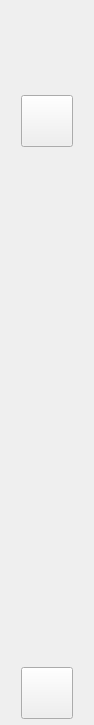
Old version of the form src/UI/window/main/src/OMainMenu.ui in the repository okstar-org/ok-msg-desktop.
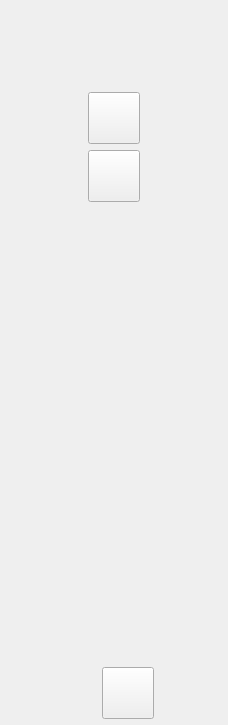
New version of the form. Icons and pictures are not drawn. Custom widgets are drawn as their Qt base class.

```diff
--- a/src/UI/window/main/src/OMainMenu.ui
+++ b/src/UI/window/main/src/OMainMenu.ui
@@ -6,22 +6,10 @@
    <rect>
     <x>0</x>
     <y>0</y>
-    <width>94</width>
+    <width>228</width>
     <height>725</height>
    </rect>
   </property>
-  <property name="minimumSize">
-   <size>
-    <width>70</width>
-    <height>0</height>
-   </size>
-  </property>
-  <property name="maximumSize">
-   <size>
-    <width>94</width>
-    <height>16777215</height>
-   </size>
-  </property>
   <property name="windowTitle">
    <string>Frame</string>
   </property>
@@ -31,10 +19,7 @@
   <property name="styleSheet">
    <string notr="true"/>
   </property>
-  <layout class="QVBoxLayout" name="verticalLayout">
-   <property name="spacing">
-    <number>0</number>
-   </property>
+  <layout class="QGridLayout" name="gridLayout">
    <property name="leftMargin">
     <number>0</number>
    </property>
@@ -47,7 +32,7 @@
    <property name="bottomMargin">
     <number>0</number>
    </property>
-   <item alignment="Qt::AlignHCenter">
+   <item row="0" column="0" alignment="Qt::AlignHCenter">
     <widget class="QWidget" name="centralWidget" native="true">
      <property name="layoutDirection">
       <enum>Qt::RightToLeft</enum>
@@ -144,8 +129,36 @@
         </property>
         <property name="maximumSize">
          <size>
-          <width>46</width>
-          <height>46</height>
+          <width>52</width>
+          <height>52</height>
+         </size>
+        </property>
+        <property name="text">
+         <string/>
+        </property>
+        <property name="checkable">
+         <bool>true</bool>
+        </property>
+       </widget>
+      </item>
+      <item alignment="Qt::AlignHCenter">
+       <widget class="QPushButton" name="platformBtn">
+        <property name="sizePolicy">
+         <sizepolicy hsizetype="Fixed" vsizetype="Preferred">
+          <horstretch>0</horstretch>
+          <verstretch>0</verstretch>
+         </sizepolicy>
+        </property>
+        <property name="minimumSize">
+         <size>
+          <width>52</width>
+          <height>52</height>
+         </size>
+        </property>
+        <property name="maximumSize">
+         <size>
+          <width>52</width>
+          <height>52</height>
          </size>
         </property>
         <property name="text">
@@ -169,7 +182,7 @@
         </property>
        </spacer>
       </item>
-      <item alignment="Qt::AlignHCenter">
+      <item>
        <widget class="QPushButton" name="settingBtn">
         <property name="sizePolicy">
          <sizepolicy hsizetype="Preferred" vsizetype="Preferred">
```
